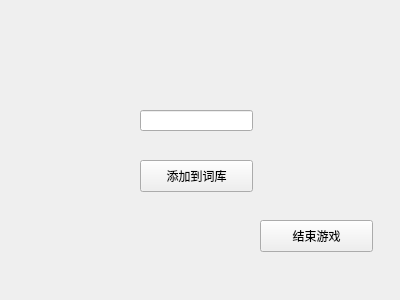
The window that questionergamingwidget.ui (Poeroz/wordgame) describes before a commit, drawn with Qt 5.
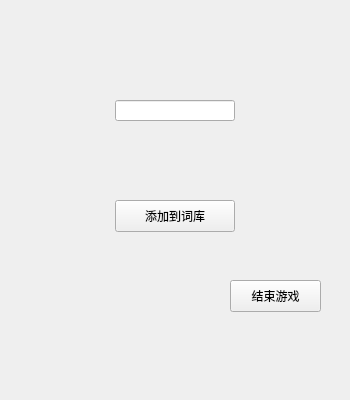
The same window after the commit.

Diff of the .ui file:
```diff
--- a/questionergamingwidget.ui
+++ b/questionergamingwidget.ui
@@ -6,8 +6,8 @@
    <rect>
     <x>0</x>
     <y>0</y>
-    <width>400</width>
-    <height>300</height>
+    <width>350</width>
+    <height>400</height>
    </rect>
   </property>
   <property name="windowTitle">
@@ -16,9 +16,9 @@
   <widget class="QLineEdit" name="wordLineEdit">
    <property name="geometry">
     <rect>
-     <x>140</x>
-     <y>110</y>
-     <width>113</width>
+     <x>115</x>
+     <y>100</y>
+     <width>120</width>
      <height>21</height>
     </rect>
    </property>
@@ -26,9 +26,9 @@
   <widget class="QPushButton" name="okBtn">
    <property name="geometry">
     <rect>
-     <x>140</x>
-     <y>160</y>
-     <width>113</width>
+     <x>115</x>
+     <y>200</y>
+     <width>120</width>
      <height>32</height>
     </rect>
    </property>
@@ -42,22 +42,25 @@
   <widget class="QLabel" name="statusLabel">
    <property name="geometry">
     <rect>
-     <x>140</x>
-     <y>140</y>
-     <width>111</width>
+     <x>115</x>
+     <y>150</y>
+     <width>120</width>
      <height>16</height>
     </rect>
    </property>
    <property name="text">
     <string/>
    </property>
+   <property name="alignment">
+    <set>Qt::AlignCenter</set>
+   </property>
   </widget>
   <widget class="QPushButton" name="endgameBtn">
    <property name="geometry">
     <rect>
-     <x>260</x>
-     <y>220</y>
-     <width>113</width>
+     <x>230</x>
+     <y>280</y>
+     <width>91</width>
      <height>32</height>
     </rect>
    </property>
```
